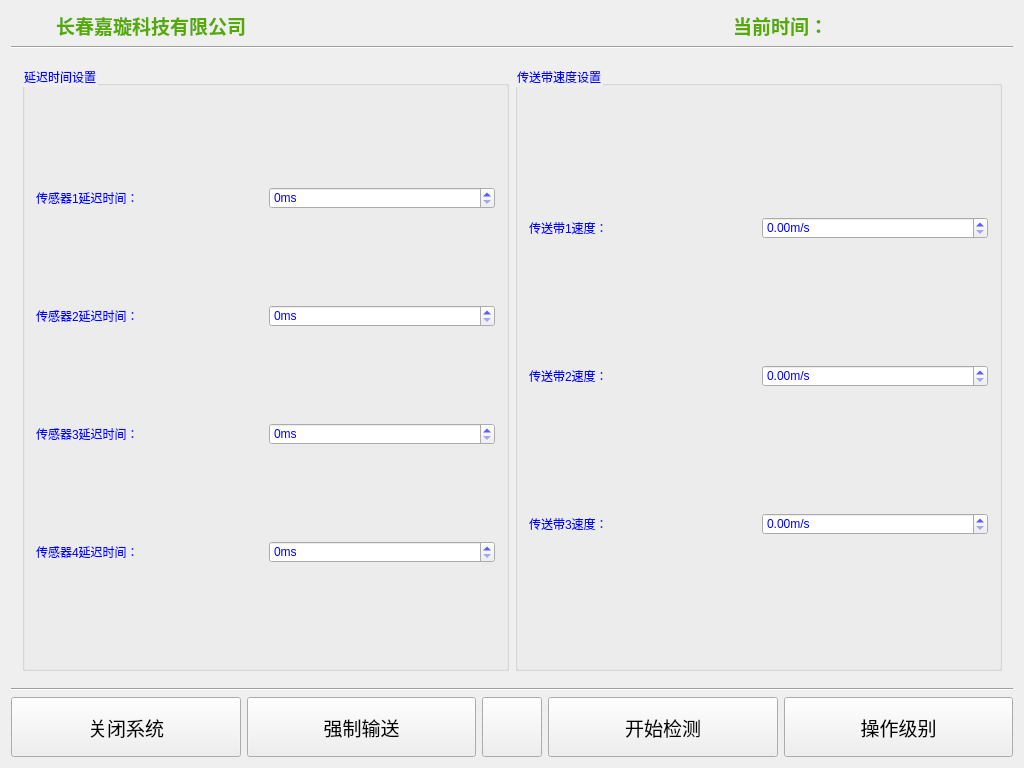
Qt form XrayDetector/mainwindow.ui (perceptive558/xRayDetector) before a commit.
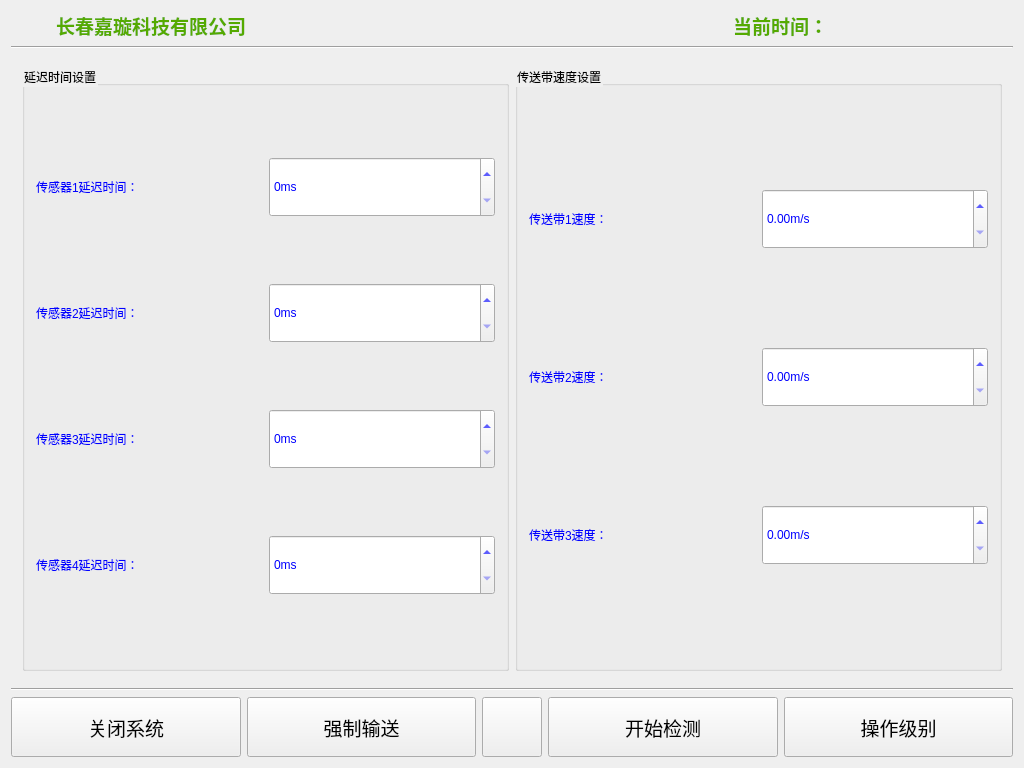
The same form after that commit. The open tabs and pages were chosen to show the change. Icons and pictures are not drawn.

Patch:
```diff
--- a/XrayDetector/mainwindow.ui
+++ b/XrayDetector/mainwindow.ui
@@ -516,8 +516,8 @@
           <item row="0" column="0">
            <widget class="QGroupBox" name="groupBox_5">
             <property name="styleSheet">
-             <string notr="true">font: 12pt &quot;Arial&quot;;
-color: rgb(0, 0, 255);</string>
+             <string notr="true">font: 24pt &quot;Arial&quot;;
+color: rgb(0, 0, 0);</string>
             </property>
             <property name="title">
              <string>延迟时间设置</string>
@@ -536,6 +536,16 @@
              </item>
              <item row="0" column="1">
               <widget class="QSpinBox" name="spinBox_5">
+               <property name="minimumSize">
+                <size>
+                 <width>0</width>
+                 <height>60</height>
+                </size>
+               </property>
+               <property name="styleSheet">
+                <string notr="true">font: 20pt &quot;Arial&quot;;
+color: rgb(0, 0, 255);</string>
+               </property>
                <property name="suffix">
                 <string>ms</string>
                </property>
@@ -543,6 +553,10 @@
              </item>
              <item row="1" column="0">
               <widget class="QLabel" name="label_11">
+               <property name="styleSheet">
+                <string notr="true">font: 20pt &quot;Arial&quot;;
+color: rgb(0, 0, 255);</string>
+               </property>
                <property name="text">
                 <string>传感器2延迟时间：</string>
                </property>
@@ -550,6 +564,16 @@
              </item>
              <item row="1" column="1">
               <widget class="QSpinBox" name="spinBox_7">
+               <property name="minimumSize">
+                <size>
+                 <width>0</width>
+                 <height>60</height>
+                </size>
+               </property>
+               <property name="styleSheet">
+                <string notr="true">font: 20pt &quot;Arial&quot;;
+color: rgb(0, 0, 255);</string>
+               </property>
                <property name="suffix">
                 <string>ms</string>
                </property>
@@ -557,6 +581,10 @@
              </item>
              <item row="2" column="0">
               <widget class="QLabel" name="label_12">
+               <property name="styleSheet">
+                <string notr="true">font: 20pt &quot;Arial&quot;;
+color: rgb(0, 0, 255);</string>
+               </property>
                <property name="text">
                 <string>传感器3延迟时间：</string>
                </property>
@@ -564,6 +592,16 @@
              </item>
              <item row="2" column="1">
               <widget class="QSpinBox" name="spinBox_8">
+               <property name="minimumSize">
+                <size>
+                 <width>0</width>
+                 <height>60</height>
+                </size>
+               </property>
+               <property name="styleSheet">
+                <string notr="true">font: 20pt &quot;Arial&quot;;
+color: rgb(0, 0, 255);</string>
+               </property>
                <property name="suffix">
                 <string>ms</string>
                </property>
@@ -571,6 +609,10 @@
              </item>
              <item row="3" column="0">
               <widget class="QLabel" name="label_13">
+               <property name="styleSheet">
+                <string notr="true">font: 20pt &quot;Arial&quot;;
+color: rgb(0, 0, 255);</string>
+               </property>
                <property name="text">
                 <string>传感器4延迟时间：</string>
                </property>
@@ -578,6 +620,16 @@
              </item>
              <item row="3" column="1">
               <widget class="QSpinBox" name="spinBox_9">
+               <property name="minimumSize">
+                <size>
+                 <width>0</width>
+                 <height>60</height>
+                </size>
+               </property>
+               <property name="styleSheet">
+                <string notr="true">font: 20pt &quot;Arial&quot;;
+color: rgb(0, 0, 255);</string>
+               </property>
                <property name="suffix">
                 <string>ms</string>
                </property>
@@ -589,8 +641,8 @@
           <item row="0" column="1">
            <widget class="QGroupBox" name="groupBox_6">
             <property name="styleSheet">
-             <string notr="true">font: 12pt &quot;Arial&quot;;
-color: rgb(0, 0, 255);</string>
+             <string notr="true">font: 24pt &quot;Arial&quot;;
+color: rgb(0, 0, 0);</string>
             </property>
             <property name="title">
              <string>传送带速度设置</string>
@@ -598,6 +650,10 @@
             <layout class="QGridLayout" name="gridLayout_9">
              <item row="0" column="0">
               <widget class="QLabel" name="label_14">
+               <property name="styleSheet">
+                <string notr="true">font: 20pt &quot;Arial&quot;;
+color: rgb(0, 0, 255);</string>
+               </property>
                <property name="text">
                 <string>传送带1速度：</string>
                </property>
@@ -605,6 +661,10 @@
              </item>
              <item row="1" column="0">
               <widget class="QLabel" name="label_16">
+               <property name="styleSheet">
+                <string notr="true">font: 20pt &quot;Arial&quot;;
+color: rgb(0, 0, 255);</string>
+               </property>
                <property name="text">
                 <string>传送带2速度：</string>
                </property>
@@ -612,6 +672,16 @@
              </item>
              <item row="0" column="1">
               <widget class="QDoubleSpinBox" name="doubleSpinBox_10">
+               <property name="minimumSize">
+                <size>
+                 <width>0</width>
+                 <height>60</height>
+                </size>
+               </property>
+               <property name="styleSheet">
+                <string notr="true">font: 20pt &quot;Arial&quot;;
+color: rgb(0, 0, 255);</string>
+               </property>
                <property name="suffix">
                 <string>m/s</string>
                </property>
@@ -619,6 +689,10 @@
              </item>
              <item row="2" column="0">
               <widget class="QLabel" name="label_15">
+               <property name="styleSheet">
+                <string notr="true">font: 20pt &quot;Arial&quot;;
+color: rgb(0, 0, 255);</string>
+               </property>
                <property name="text">
                 <string>传送带3速度：</string>
                </property>
@@ -626,6 +700,16 @@
              </item>
              <item row="2" column="1">
               <widget class="QDoubleSpinBox" name="doubleSpinBox_12">
+               <property name="minimumSize">
+                <size>
+                 <width>0</width>
+                 <height>60</height>
+                </size>
+               </property>
+               <property name="styleSheet">
+                <string notr="true">font: 20pt &quot;Arial&quot;;
+color: rgb(0, 0, 255);</string>
+               </property>
                <property name="suffix">
                 <string>m/s</string>
                </property>
@@ -633,6 +717,16 @@
              </item>
              <item row="1" column="1">
               <widget class="QDoubleSpinBox" name="doubleSpinBox_11">
+               <property name="minimumSize">
+                <size>
+                 <width>0</width>
+                 <height>60</height>
+                </size>
+               </property>
+               <property name="styleSheet">
+                <string notr="true">font: 20pt &quot;Arial&quot;;
+color: rgb(0, 0, 255);</string>
+               </property>
                <property name="suffix">
                 <string>m/s</string>
                </property>
```
Left out of the diff: 38 changed lines with no effect on the pictures.
